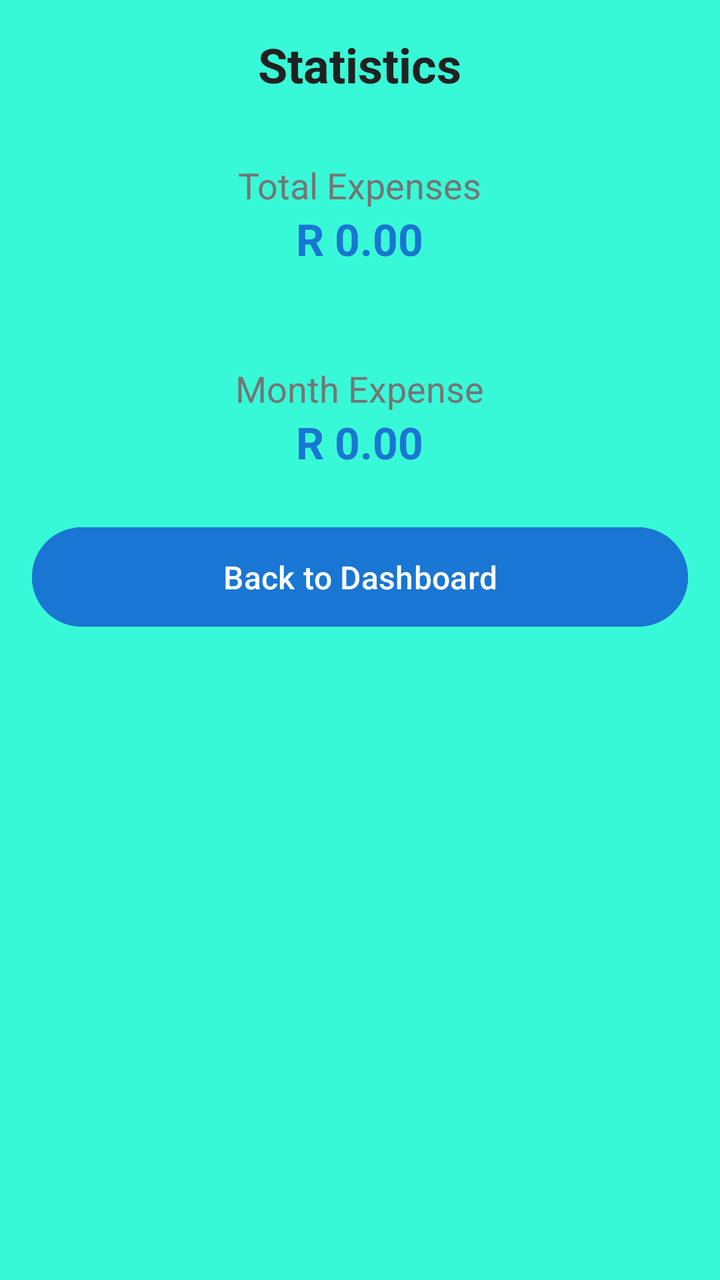
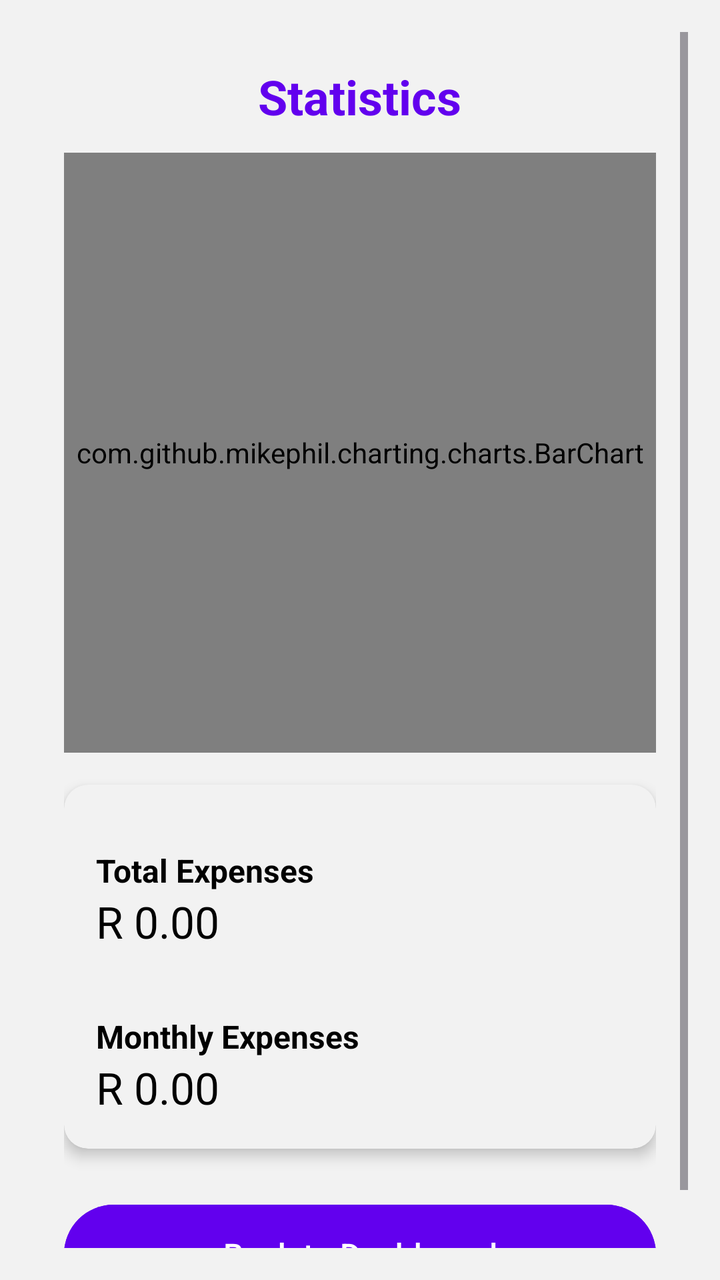

An Android layout rendered at two revisions. The XML below is the earlier revision; the diff shows what the commit changed to produce the second picture.
<!-- AndroidManifest.xml: application theme Theme.ExpenseTrackerClean -->
<!-- res/layout/fragment_stats.xml -->
<?xml version="1.0" encoding="utf-8"?>
<ScrollView
    xmlns:android="http://schemas.android.com/apk/res/android"
    xmlns:tools="http://schemas.android.com/tools"
    android:layout_width="match_parent"
    android:layout_height="match_parent"
    tools:theme="@style/Theme.Material3.DayNight.NoActionBar"
    tools:context="com.example.expensetrackerclean.ui.stats.StatsFragment"
    tools:layout="@layout/fragment_stats"
    android:padding="16dp"
    android:background="@color/backgroundColor">

<LinearLayout
    android:layout_width="match_parent"
    android:layout_height="wrap_content"
    android:orientation="vertical"
    android:gravity="center_horizontal">

    
<TextView
    android:id="@+id/tvStatsTitle"
    android:layout_width="wrap_content"
    android:layout_height="wrap_content"
    android:text="@string/statistics"
    android:textSize="24sp"
    android:textStyle="bold"
    android:textColor="@color/textPrimary"
    android:layout_marginBottom="16dp"/>

    
<TextView
    android:id="@+id/tvTotalAmountLabel"
    android:layout_width="wrap_content"
    android:layout_height="wrap_content"
    android:text="@string/total_expenses"
    android:textSize="18sp"
    android:textColor="@color/textSecondary"
    android:layout_marginTop="16dp"/>

<TextView
    android:id="@+id/tvTotalAmount"
    android:layout_width="wrap_content"
    android:layout_height="wrap_content"
    android:text="@string/total_amount"
    android:textSize="22sp"
    android:textStyle="bold"
    android:textColor="@color/primaryColor"
    android:layout_marginBottom="32dp"/>

    
<TextView
    android:id="@+id/tvMonthlyAmountLabel"
    android:layout_width="wrap_content"
    android:layout_height="wrap_content"
    android:text="@string/this_month"
    android:textSize="18sp"
    android:textColor="@color/textSecondary"
    android:layout_marginTop="16dp"/>

<TextView
    android:id="@+id/tvMonthlyAmount"
    android:layout_width="wrap_content"
    android:layout_height="wrap_content"
    android:text="@string/total_amount"
    android:textSize="22sp"
    android:textStyle="bold"
    android:textColor="@color/primaryColor"/>

    
<com.google.android.material.button.MaterialButton
        android:id="@+id/btnBack"
        android:layout_width="match_parent"
        android:layout_height="wrap_content"
        android:text="@string/back_to_dashboard"
        android:textSize="16sp"
        android:textColor="@color/cardColor"
        android:backgroundTint="@color/primaryColor"
        android:padding="14dp"
        android:layout_marginTop="24dp"/>

     </LinearLayout>
</ScrollView>
<!-- resources referenced by this layout -->
<resources>
  <color name="backgroundColor">#38F9D7</color>
  <color name="cardColor">#FFFFFF</color>
  <color name="primaryColor">#1976D2</color>
  <color name="textPrimary">#212121</color>
  <color name="textSecondary">#757575</color>
  <string name="back_to_dashboard">Back to Dashboard</string>
  <string name="statistics">Statistics</string>
  <string name="this_month">Month Expense</string>
  <string name="total_amount">R 0.00</string>
  <string name="total_expenses">Total Expenses</string>
  <style name="Theme.ExpenseTrackerClean" parent="Theme.Material3.DayNight.NoActionBar">
  
          
          <item name="colorPrimary">@color/primaryColor</item>
          <item name="colorPrimaryVariant">@color/primaryDark</item>
          <item name="colorOnPrimary">@color/cardColor</item>
  
      </style>
  <color name="primaryDark">#0D47A1</color>
</resources>

<!-- the commit's change to res/layout/fragment_stats.xml (unified diff, before → after) -->
@@ -2,19 +2,21 @@
 <ScrollView
     xmlns:android="http://schemas.android.com/apk/res/android"
     xmlns:tools="http://schemas.android.com/tools"
+    xmlns:app="http://schemas.android.com/apk/res-auto"
     android:layout_width="match_parent"
     android:layout_height="match_parent"
     tools:theme="@style/Theme.Material3.DayNight.NoActionBar"
-    tools:context="com.example.expensetrackerclean.ui.stats.StatsFragment"
+    tools:context="com.kate.expensetrackerclean.ui.stats.StatsFragment"
     tools:layout="@layout/fragment_stats"
+    android:fillViewport="true"
     android:padding="16dp"
-    android:background="@color/backgroundColor">
+    android:background="?attr/colorSurface">
 
 <LinearLayout
     android:layout_width="match_parent"
     android:layout_height="wrap_content"
     android:orientation="vertical"
-    android:gravity="center_horizontal">
+    android:padding="16dp">
 
     
 <TextView
@@ -24,8 +26,32 @@
     android:text="@string/statistics"
     android:textSize="24sp"
     android:textStyle="bold"
-    android:textColor="@color/textPrimary"
-    android:layout_marginBottom="16dp"/>
+    android:layout_gravity="center_horizontal"
+    android:textColor="?attr/colorPrimary"
+    android:layout_marginBottom="12dp"/>
+
+    
+<com.github.mikephil.charting.charts.BarChart
+    android:id="@+id/barChart"
+    android:layout_width="match_parent"
+    android:layout_height="300dp"
+    android:layout_marginBottom="16dp" />
+
+    
+
+<androidx.cardview.widget.CardView
+    android:layout_width="match_parent"
+    android:layout_height="wrap_content"
+    app:cardBackgroundColor="?attr/colorSurface"
+    app:cardCornerRadius="12dp"
+    app:cardElevation="4dp">
+
+    
+<LinearLayout
+    android:layout_width="match_parent"
+    android:layout_height="wrap_content"
+    android:orientation="vertical"
+    android:padding="16dp">
 
     
 <TextView
@@ -33,8 +59,9 @@
     android:layout_width="wrap_content"
     android:layout_height="wrap_content"
     android:text="@string/total_expenses"
-    android:textSize="18sp"
-    android:textColor="@color/textSecondary"
+    android:textStyle="bold"
+    android:textSize="16sp"
+    android:textColor="?attr/colorOnSurface"
     android:layout_marginTop="16dp"/>
 
 <TextView
@@ -43,18 +70,18 @@
     android:layout_height="wrap_content"
     android:text="@string/total_amount"
     android:textSize="22sp"
-    android:textStyle="bold"
-    android:textColor="@color/primaryColor"
-    android:layout_marginBottom="32dp"/>
+    android:textColor="?attr/colorOnSurface"
+    android:layout_marginBottom="16dp"/>
 
     
 <TextView
     android:id="@+id/tvMonthlyAmountLabel"
     android:layout_width="wrap_content"
     android:layout_height="wrap_content"
-    android:text="@string/this_month"
-    android:textSize="18sp"
-    android:textColor="@color/textSecondary"
+    android:text="@string/monthly_expenses"
+    android:textStyle="bold"
+    android:textSize="16sp"
+    android:textColor="?attr/colorOnSurface"
     android:layout_marginTop="16dp"/>
 
 <TextView
@@ -63,8 +90,11 @@
     android:layout_height="wrap_content"
     android:text="@string/total_amount"
     android:textSize="22sp"
-    android:textStyle="bold"
-    android:textColor="@color/primaryColor"/>
+    android:textColor="?attr/colorOnSurface"/>
+
+   </LinearLayout>
+
+  </androidx.cardview.widget.CardView>
 
     
 <com.google.android.material.button.MaterialButton
@@ -73,8 +103,9 @@
         android:layout_height="wrap_content"
         android:text="@string/back_to_dashboard"
         android:textSize="16sp"
-        android:textColor="@color/cardColor"
-        android:backgroundTint="@color/primaryColor"
+        style="@style/Widget.Material3.Button"
+        android:textColor="?attr/colorOnPrimary"
+        android:backgroundTint="?attr/colorPrimary"
         android:padding="14dp"
         android:layout_marginTop="24dp"/>
 
<!-- resource entries referenced after the edit -->
@@ -1,23 +1,24 @@
 <!-- resources referenced by this layout -->
 <resources>
-  <color name="backgroundColor">#38F9D7</color>
-  <color name="cardColor">#FFFFFF</color>
-  <color name="primaryColor">#1976D2</color>
-  <color name="textPrimary">#212121</color>
-  <color name="textSecondary">#757575</color>
+  <color name="primaryColor">#6200EE</color>
+  <color name="onPrimaryColor">#FFFFFF</color>
   <string name="back_to_dashboard">Back to Dashboard</string>
+  <string name="monthly_expenses">Monthly Expenses</string>
   <string name="statistics">Statistics</string>
-  <string name="this_month">Month Expense</string>
   <string name="total_amount">R 0.00</string>
   <string name="total_expenses">Total Expenses</string>
   <style name="Theme.ExpenseTrackerClean" parent="Theme.Material3.DayNight.NoActionBar">
   
           
+          <item name="colorSurface">@color/surface</item>
+          <item name="colorOnBackground">@color/on_background</item>
+          <item name="colorOnSurface">@color/on_surface</item>
           <item name="colorPrimary">@color/primaryColor</item>
-          <item name="colorPrimaryVariant">@color/primaryDark</item>
-          <item name="colorOnPrimary">@color/cardColor</item>
+          <item name="colorOnPrimary">@color/onPrimaryColor</item>
   
       </style>
-  <color name="primaryDark">#0D47A1</color>
+  <color name="surface">#F2F2F2</color>
+  <color name="on_background">#000000</color>
+  <color name="on_surface">#000000</color>
 </resources>
 
